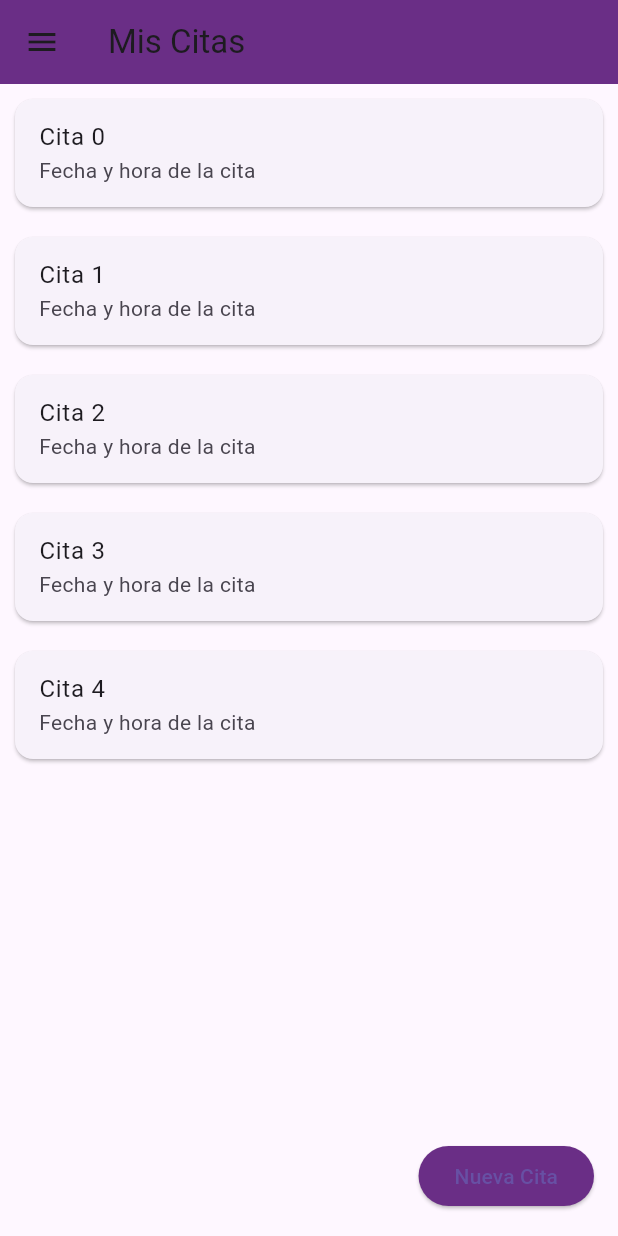
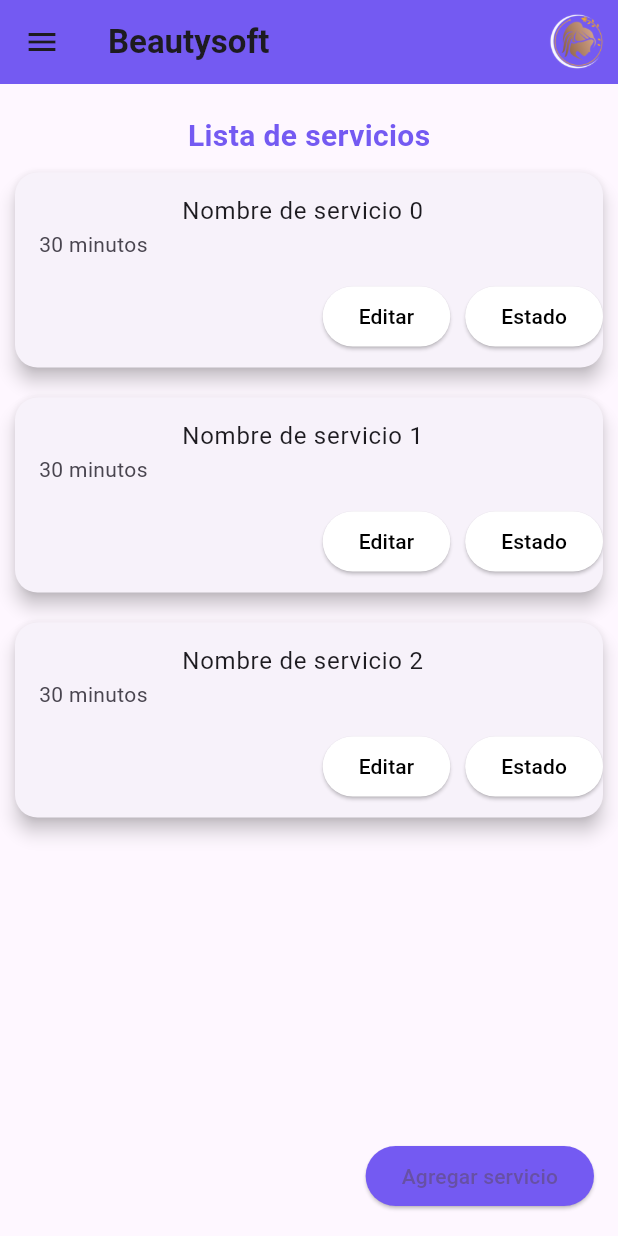
Before and after one commit to arleyCastaneda22/AplicacionMovil, a Flutter app: the Home screen opened directly, on a phone screen of 412 x 824 dp. Run offline on Flutter 3.47's test engine with Material 3 defaults, Android fonts, the phone set to English and light mode, and no system bars.

Commit message:
avance en movil

```diff
--- a/lib/home/home.dart
+++ b/lib/home/home.dart
@@ -1,36 +1,38 @@
 import 'package:flutter/material.dart';
 import 'package:beauty_soft/home/modals/nuevaCita.dart';
 
-/*class Home extends StatelessWidget {
-  @override
-  Widget build(context) {
-    return MaterialApp(
-      theme: ThemeData(
-        primaryColor: Color(0xFF6A2E86), // Cambia el color de la AppBar
-        accentColor: Color(0xFF6A2E86), // Cambia el color de los botones y otros acentos
-      ),
-      home: MyHomePage(),
-    );
-  }
-}*/
+import '../services/servicios.dart';
 
 class Home extends StatefulWidget {
   const Home({super.key});
 
   @override
-  State<Home> createState(){
+  State<Home> createState() {
     return _HomeState();
   }
+}
 
-}
+@override
+void initState() {}
 
 class _HomeState extends State<Home> {
   @override
   Widget build(BuildContext context) {
     return Scaffold(
       appBar: AppBar(
-        title: Text("Mis Citas"),
-        backgroundColor: Color(0xFF6A2E86), // Cambia el color de la AppBar
+        title: const Text(
+          'Beautysoft',
+          style: TextStyle(fontWeight: FontWeight.bold),
+        ),
+        actions: [
+          Padding(
+            padding: const EdgeInsets.all(8.0),
+            child: Image.asset(
+                'assets/images/logo_beautysoft.png'), // Ajusta la ruta de la imagen según tu proyecto
+          ),
+        ],
+        backgroundColor: const Color.fromRGBO(
+            116, 90, 242, 10), // Cambia el color de la AppBar
       ),
       drawer: Drawer(
         child: Column(
@@ -39,32 +41,34 @@ class _HomeState extends State<Home> {
               accountName: Text("Nombre de Usuario"),
               accountEmail: Text("usuario@example.com"),
               currentAccountPicture: CircleAvatar(
-                backgroundImage: AssetImage('assets/profile_image.jpg'), // cambiar con la ruta de tu imagen del perfil
+                backgroundImage: AssetImage(
+                    'assets/profile_image.jpg'), // cambiar con la ruta de tu imagen del perfil
               ),
               decoration: BoxDecoration(
-                color: Color(0xFF6A2E86), // Cambia el color del Drawer
+                color: Color.fromRGBO(
+                    116, 90, 242, 10), // Cambia el color del Drawer
               ),
             ),
             ListTile(
-              title: Text("Mi Perfil"),
-              leading: Icon(Icons.person),
+              title: const Text("Mi Perfil"),
+              leading: const Icon(Icons.person),
               onTap: () {
                 // modal para cambiar "Mi Perfil" aquí--------
               },
             ),
             ListTile(
-              title: Text("Cerrar Sesión"),
-              leading: Icon(Icons.exit_to_app),
+              title: const Text("Cerrar Sesión"),
+              leading: const Icon(Icons.exit_to_app),
               onTap: () {
                 // sacar el modal de deseas "Cerrar Sesión" aquí----------
               },
             ),
-            Spacer(),
+            const Spacer(),
             ListTile(
-              title: Text("Configuración"),
-              leading: Icon(Icons.settings),
+              title: const Text("Configuración"),
+              leading: const Icon(Icons.settings),
               onTap: () {
-                // contenido o accion del boton de Configuración aquí
+                // contenido o acción del botón de Configuración aquí
               },
             ),
           ],
@@ -73,16 +77,70 @@ class _HomeState extends State<Home> {
       body: Column(
         mainAxisAlignment: MainAxisAlignment.center,
         children: [
+          const Padding(padding: EdgeInsets.all(10)),
+          const Text(
+            'Lista de servicios',
+            style: TextStyle(
+                fontSize: 20,
+                color: Color.fromRGBO(116, 90, 242, 10),
+                fontWeight: FontWeight.bold),
+          ),
           Expanded(
             child: ListView.builder(
-              itemCount: 5, // Número de citas
+              itemCount: 3, // Número de citas
               itemBuilder: (context, index) {
-                return Card(
-                  margin: EdgeInsets.all(10),
-                  child: ListTile(
-                    title: Text("Cita $index"),
-                    subtitle: Text("Fecha y hora de la cita"),
-                    // contenido de las cards aca-------------------
+                return SizedBox(
+                  height: 150,
+                  child: Card(
+                    clipBehavior: Clip.antiAlias,
+                    elevation: 5.0,
+                    shape: RoundedRectangleBorder(
+                      borderRadius: BorderRadius.circular(15.0),
+                    ),
+                    margin: const EdgeInsets.all(10),
+                    child: Column(
+                      children: [
+                        ListTile(
+                          title: Text(
+                            "Nombre de servicio $index",
+                            textAlign: TextAlign.center,
+                          ),
+                          subtitle: const Text("30 minutos"),
+                        ),
+                        Row(
+                          mainAxisAlignment: MainAxisAlignment.end,
+                          crossAxisAlignment: CrossAxisAlignment.end,
+                          children: [
+                            ElevatedButton(
+                              onPressed: () {
+                                // Lógica del primer botón
+                              },
+                              style: ElevatedButton.styleFrom(
+                                backgroundColor: Colors.white,
+                              ),
+                              child: const Text(
+                                "Editar",
+                                style: TextStyle(color: Colors.black),
+                              ),
+                            ),
+                            const SizedBox(width: 10),
+                            ElevatedButton(
+                              onPressed: () {
+                                // Lógica del segundo botón
+                              },
+                              style: ElevatedButton.styleFrom(
+                                backgroundColor: Colors
+                                    .white, // Cambia el color del botón según tu preferencia
+                              ),
+                              child: const Text(
+                                "Estado",
+                                style: TextStyle(color: Colors.black),
+                              ),
+                            ),
+                          ],
+                        ),
+                      ],
+                    ),
                   ),
                 );
               },
@@ -95,12 +153,14 @@ class _HomeState extends State<Home> {
               child: ElevatedButton(
                 onPressed: () {
                   //modal nueva cita
+                  Servicios().getServicios();
                   modalNuevaCita(context);
                 },
                 style: ElevatedButton.styleFrom(
-                  primary: Color(0xFF6A2E86), // Cambia el color del botón
+                  backgroundColor: const Color.fromRGBO(
+                      116, 90, 242, 10), // Cambia el color del botón
                 ),
-                child: Text("Nueva Cita"),
+                child: const Text("Agregar servicio"),
               ),
             ),
           ),
--- a/lib/init.dart
+++ b/lib/init.dart
@@ -1,7 +1,5 @@
 import 'package:flutter/material.dart';
 import 'package:beauty_soft/pagina_inicio/paginaInicio.dart';
-import 'package:beauty_soft/login_registro/login.dart';
-import 'package:beauty_soft/home/home.dart';
 
 class Init extends StatefulWidget{
   const Init({super.key});
@@ -14,6 +12,7 @@ class Init extends StatefulWidget{
 
 class _InitState extends State<Init> {
   @override
+  // ignore: override_on_non_overriding_member
   Widget? paginaActual;
 
   @override
--- /dev/null
+++ b/lib/models/servicios.model.dart
@@ -0,0 +1,101 @@
+import 'dart:convert';
+
+ServiciosModel serviciosModelFromJson(String str) => ServiciosModel.fromJson(json.decode(str));
+
+String serviciosModelToJson(ServiciosModel data) => json.encode(data.toJson());
+
+class ServiciosModel {
+    String id;
+    String nombreServicio;
+    int duracion;
+    int precio;
+    bool estado;
+    List<Estilista> estilista;
+    DateTime createdAt;
+    DateTime updatedAt;
+
+    ServiciosModel({
+        required this.id,
+        required this.nombreServicio,
+        required this.duracion,
+        required this.precio,
+        required this.estado,
+        required this.estilista,
+        required this.createdAt,
+        required this.updatedAt,
+    });
+
+    factory ServiciosModel.fromJson(Map<String, dynamic> json) => ServiciosModel(
+        id: json["_id"],
+        nombreServicio: json["nombre_servicio"],
+        duracion: json["duracion"],
+        precio: json["precio"],
+        estado: json["estado"],
+        estilista: List<Estilista>.from(json["estilista"].map((x) => Estilista.fromJson(x))),
+        createdAt: DateTime.parse(json["createdAt"]),
+        updatedAt: DateTime.parse(json["updatedAt"]),
+    );
+
+    Map<String, dynamic> toJson() => {
+        "_id": id,
+        "nombre_servicio": nombreServicio,
+        "duracion": duracion,
+        "precio": precio,
+        "estado": estado,
+        "estilista": List<dynamic>.from(estilista.map((x) => x.toJson())),
+        "createdAt": createdAt.toIso8601String(),
+        "updatedAt": updatedAt.toIso8601String(),
+    };
+}
+
+class Estilista {
+  String id;
+  String nombre;
+  String apellido;
+  String telefono;
+  String email;
+  String contrasena;
+  List<String> roles;
+  bool estado;
+  DateTime createdAt;
+  DateTime updatedAt;
+
+  Estilista({
+    required this.id,
+    required this.nombre,
+    required this.apellido,
+    required this.telefono,
+    required this.email,
+    required this.contrasena,
+    required this.roles,
+    required this.estado,
+    required this.createdAt,
+    required this.updatedAt,
+  });
+
+  factory Estilista.fromJson(Map<String, dynamic> json, {String? id}) => Estilista(
+    id: id ?? json["_id"] ?? "default_id", // Usa id si es proporcionado, de lo contrario, usa json["_id"] o un valor predeterminado
+    nombre: json["nombre"],
+    apellido: json["apellido"],
+    telefono: json["telefono"],
+    email: json["email"],
+    contrasena: json["contrasena"],
+    roles: List<String>.from(json["roles"].map((x) => x)),
+    estado: json["estado"],
+    createdAt: DateTime.parse(json["createdAt"]),
+    updatedAt: DateTime.parse(json["updatedAt"]),
+  );
+
+  Map<String, dynamic> toJson() => {
+    "_id": id,
+    "nombre": nombre,
+    "apellido": apellido,
+    "telefono": telefono,
+    "email": email,
+    "contrasena": contrasena,
+    "roles": List<dynamic>.from(roles.map((x) => x)),
+    "estado": estado,
+    "createdAt": createdAt.toIso8601String(),
+    "updatedAt": updatedAt.toIso8601String(),
+  };
+}
--- a/lib/pagina_inicio/paginaInicio.dart
+++ b/lib/pagina_inicio/paginaInicio.dart
@@ -43,14 +43,14 @@ class PaginaInicio extends StatelessWidget{
                 fontWeight: FontWeight.bold,
               ),
             ),
-            SizedBox(
+            const SizedBox(
               height: 60,
             ),
             Row(
               mainAxisAlignment: MainAxisAlignment.center,
               children: [
                 BotonUno(texto: "Iniciar Sesión", funcion: pagina, pagina: Login(cambiarPagina: pagina,),),
-                SizedBox(width: 20,),
+                const SizedBox(width: 20,),
                 BotonUno(texto: "Registrarse", funcion:pagina, pagina: Registro(cambiarPagina: pagina,),),
               ],
             ),
--- /dev/null
+++ b/lib/services/servicios.dart
@@ -0,0 +1,25 @@
+import 'dart:convert';
+
+import 'package:http/http.dart' as http;
+import '../models/servicios.model.dart';
+
+class Servicios {
+  Future<List<ServiciosModel>> getServicios() async {
+    try {
+      var url = Uri.http('localhost:5000', '/api/servicios');
+      final response = await http.get(url);
+      List<dynamic> data = jsonDecode(response.body);
+      List<ServiciosModel> servicio =
+          data.map((obra) => ServiciosModel.fromJson(obra)).toList();
+      if (response.statusCode == 200) {
+        print(data);
+        return servicio;
+      } else {
+        throw Exception(
+            'Error durante la solicitud HTTP: ${response.statusCode}');
+      }
+    } catch (error) {
+      throw Exception('Error durante la solicitud HTTP: $error');
+    }
+  }
+}
--- a/pubspec.yaml
+++ b/pubspec.yaml
@@ -35,6 +35,7 @@ dependencies:
   # The following adds the Cupertino Icons font to your application.
   # Use with the CupertinoIcons class for iOS style icons.
   cupertino_icons: ^1.0.2
+  http: ^1.1.0
 
 dev_dependencies:
   flutter_test:
```
Also changed, not shown: lib/componentes_reutilizables/boton.dart (+12 -14 lines), lib/home/modals/nuevaCita.dart (+104 -82 lines), lib/login_registro/login.dart (+16 -14 lines), pubspec.lock, 1 other file.
